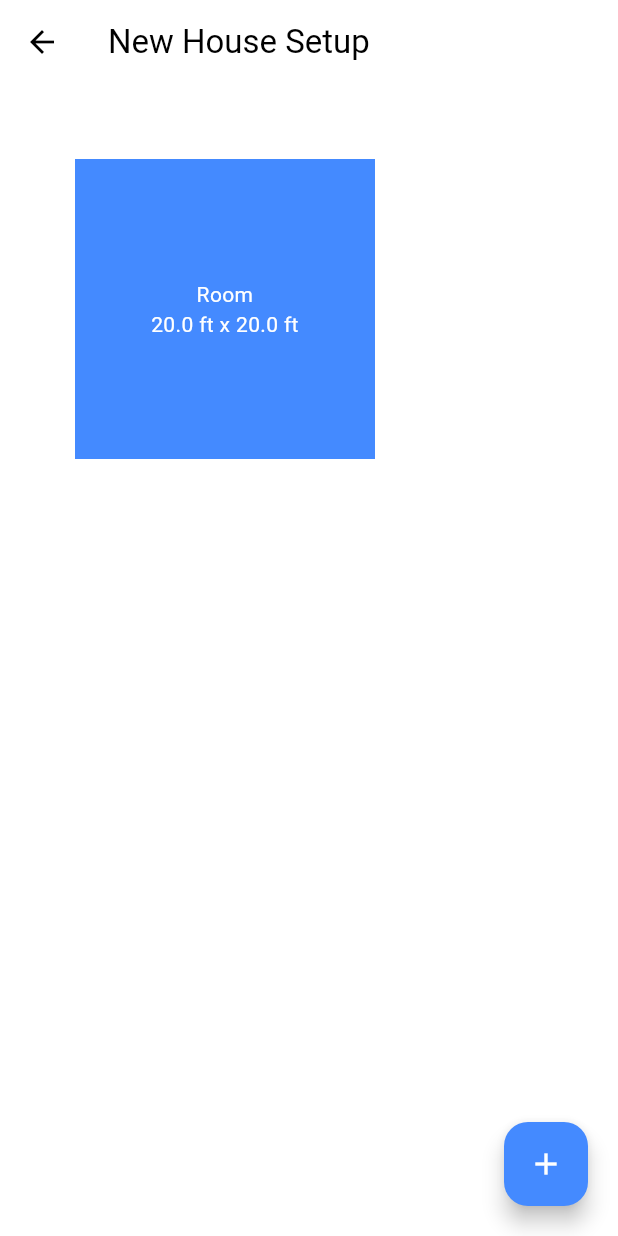
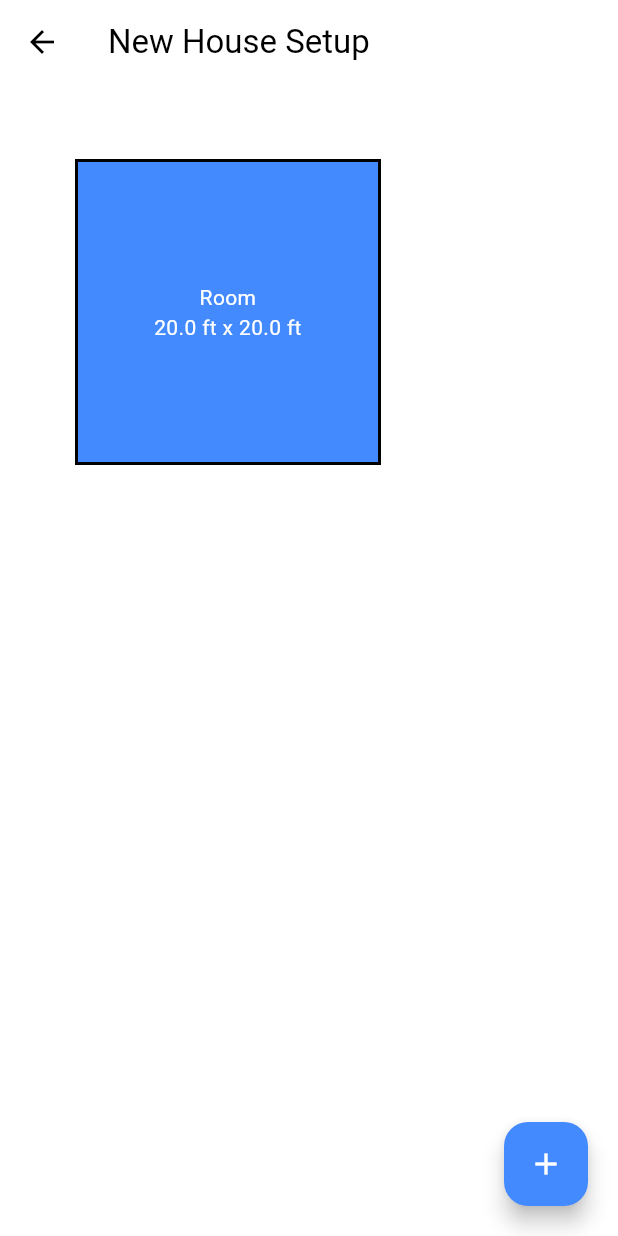
Before and after one commit to emoody0/indoor-locator, a Flutter app: the NewHouseSetupPage screen opened directly, after a tap on the "add" icon, on a phone screen of 412 x 824 dp. Run offline on Flutter 3.47's test engine with Material 3 defaults, Android fonts, the phone set to English and light mode, and no system bars; missing offline and left inert: mqtt_client.

Commit message:
minor tweaks

```diff
--- a/lib/houses/room_widget.dart
+++ b/lib/houses/room_widget.dart
@@ -29,6 +29,11 @@ class _RoomWidgetState extends State<RoomWidget> {
 
   @override
   Widget build(BuildContext context) {
+    // Assign a border color based on the room's group ID
+    Color borderColor = widget.room.groupId != null
+        ? Colors.primaries[(widget.room.groupId! % Colors.primaries.length)]
+        : Colors.black;
+
     return GestureDetector(
       onPanStart: (details) {
         dragStartOffset = details.globalPosition - widget.room.position;
@@ -41,6 +46,10 @@ class _RoomWidgetState extends State<RoomWidget> {
       },
       onLongPress: _showContextMenu,
       child: Container(
+        decoration: BoxDecoration(
+          border: Border.all(color: borderColor, width: 2.0), // Add a border
+        ),
+        child: Container(
           width: widget.room.width * scaleFactor,
           height: widget.room.height * scaleFactor,
           color: Colors.blueAccent,
@@ -49,6 +58,7 @@ class _RoomWidgetState extends State<RoomWidget> {
               '${widget.room.name}\n${widget.room.width.toStringAsFixed(1)} ft x ${widget.room.height.toStringAsFixed(1)} ft',
               textAlign: TextAlign.center,
               style: const TextStyle(color: Colors.white),
+            ),
           ),
         ),
       ),
@@ -193,7 +203,6 @@ class _RoomWidgetState extends State<RoomWidget> {
     );
   }
 
-
   void _showWallSelectionOptions(Room targetRoom) {
     showModalBottomSheet(
       context: context,
@@ -296,6 +305,4 @@ class _RoomWidgetState extends State<RoomWidget> {
       },
     );
   }
-
-
 }
```
Lines whose indentation alone changed are shown as unchanged.
